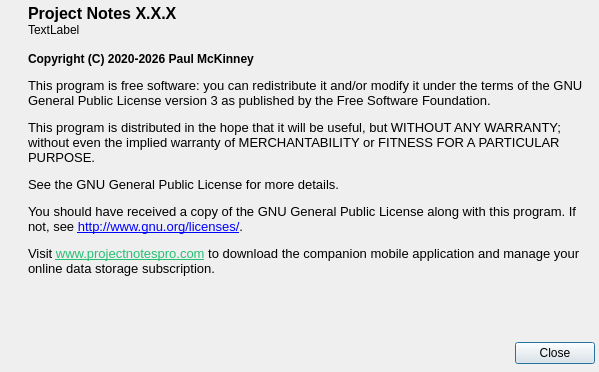
This is aboutdialog.ui in kestermckinney/ProjectNotes as Qt 5 draws it before an edit. The edited form follows.
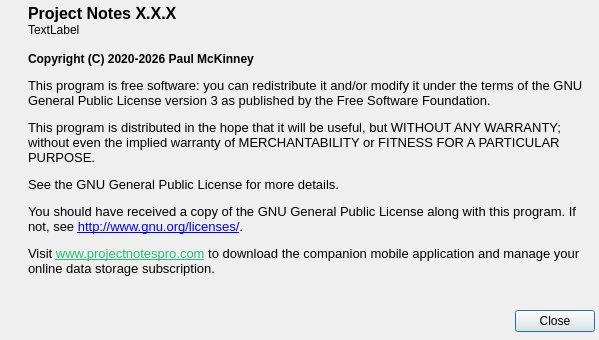
This is the edited form. Icons and pictures are not drawn.

Diff of the .ui file:
```diff
--- a/aboutdialog.ui
+++ b/aboutdialog.ui
@@ -10,7 +10,7 @@
     <x>0</x>
     <y>0</y>
     <width>599</width>
-    <height>372</height>
+    <height>340</height>
    </rect>
   </property>
   <property name="windowTitle">
@@ -153,6 +153,9 @@
          <property name="wordWrap">
           <bool>true</bool>
          </property>
+         <property name="margin">
+          <number>3</number>
+         </property>
         </widget>
        </item>
       </layout>
```
